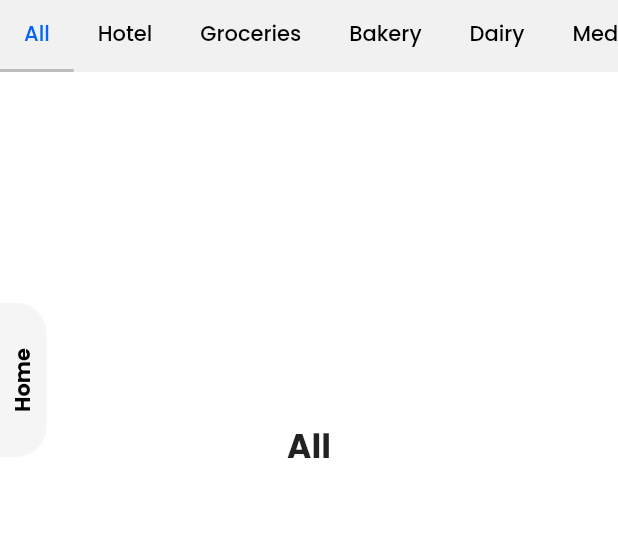
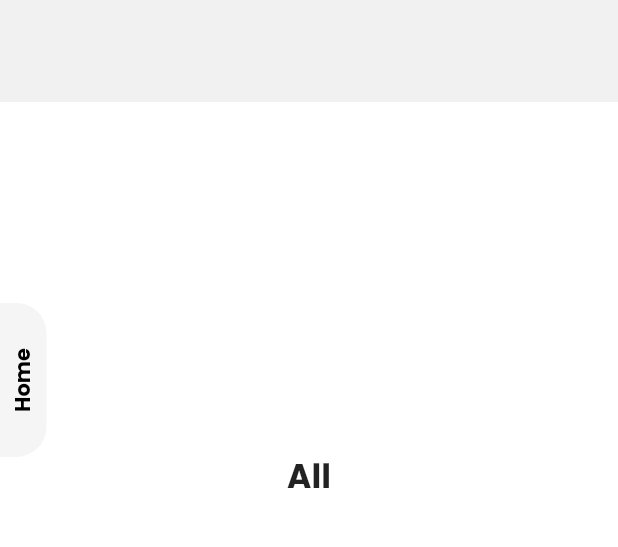
Before and after one commit to pranavo72bex/resturant, a Flutter app: the AppNavigator screen opened directly, after a tap on "Near By", on a phone screen of 412 x 824 dp, the part 72-619 px from its top. Run offline on Flutter 3.47's test engine with Material 2 defaults, Android fonts, the phone set to English and light mode, and no system bars; our stand-ins replace get, google_fonts.

Commit message:
i will not push

```diff
--- a/lib/app/modules/home/views/widgets/bottomnaviagationbar.dart
+++ b/lib/app/modules/home/views/widgets/bottomnaviagationbar.dart
@@ -20,7 +20,14 @@ class _AppNavigatorState extends State<AppNavigator> {
   @override
   Widget build(BuildContext context) {
     return Scaffold(
-      bottomNavigationBar: BottomNavigationBar(
+      bottomNavigationBar: Container(
+        decoration: BoxDecoration(
+          border: Border.all(
+            color: Colors.grey.shade200,
+            width: 1,
+          ),
+        ),
+        child: BottomNavigationBar(
           backgroundColor: Colors.white,
           type: BottomNavigationBarType.fixed,
           elevation: 0,
@@ -56,6 +63,7 @@ class _AppNavigatorState extends State<AppNavigator> {
           ],
           onTap: (index) => setState(() => _currentIndex = index),
         ),
+      ),
       body: _pages[_currentIndex],
     );
   }
--- a/lib/app/modules/near_by/view/near_by_page.dart
+++ b/lib/app/modules/near_by/view/near_by_page.dart
@@ -28,11 +28,13 @@ class NearByPage extends StatelessWidget {
                               children: <Widget>[
                                 Container(
                                   color: kgreytab,
+                                  padding: EdgeInsets.only(bottom: 20),
                                   child: TabBar(
                                     isScrollable: true,
                                     indicatorColor: Colors.grey[400],
                                     labelColor: Kblue,
                                     unselectedLabelColor: Colors.black,
+                                    indicatorPadding: EdgeInsets.all(200),
                                     tabs: [
                                       Tab(text: 'All'),
                                       Tab(text: 'Hotel'),
```
Lines whose indentation alone changed are shown as unchanged.
